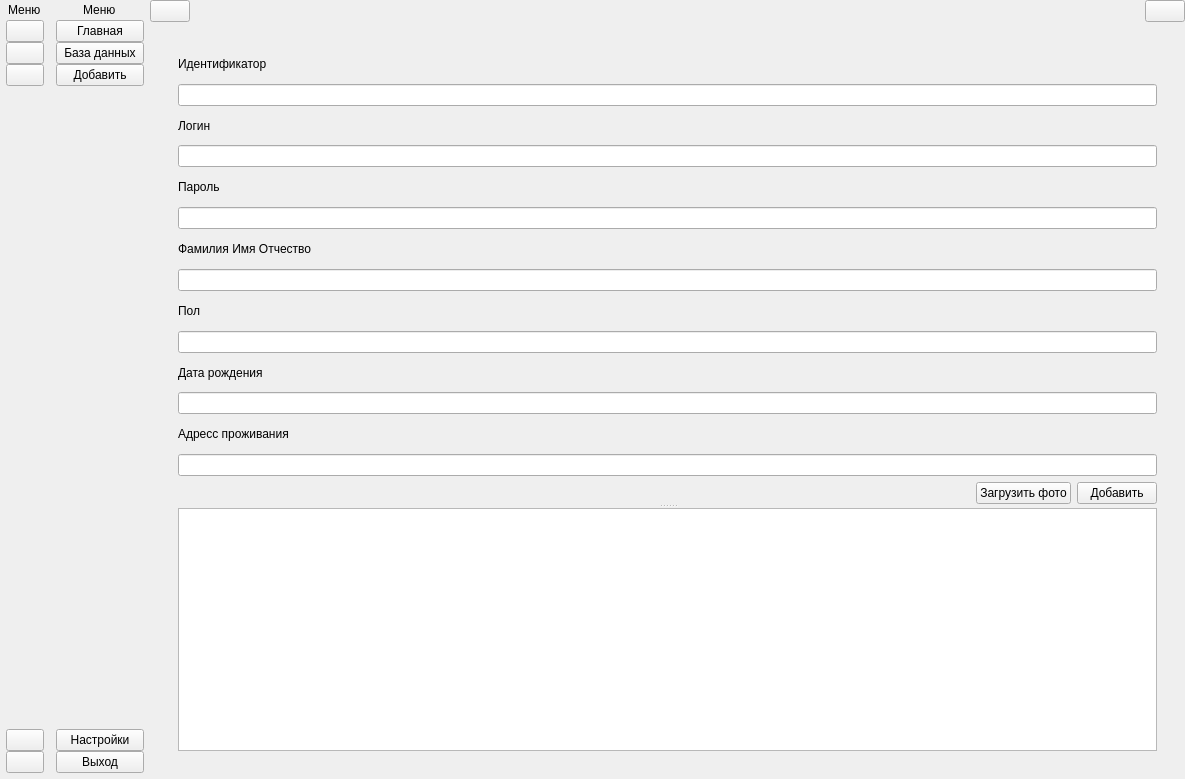
First picture: the form in assets/ui/app.ui, repository Bavalionprolate/face-look, before the edit.
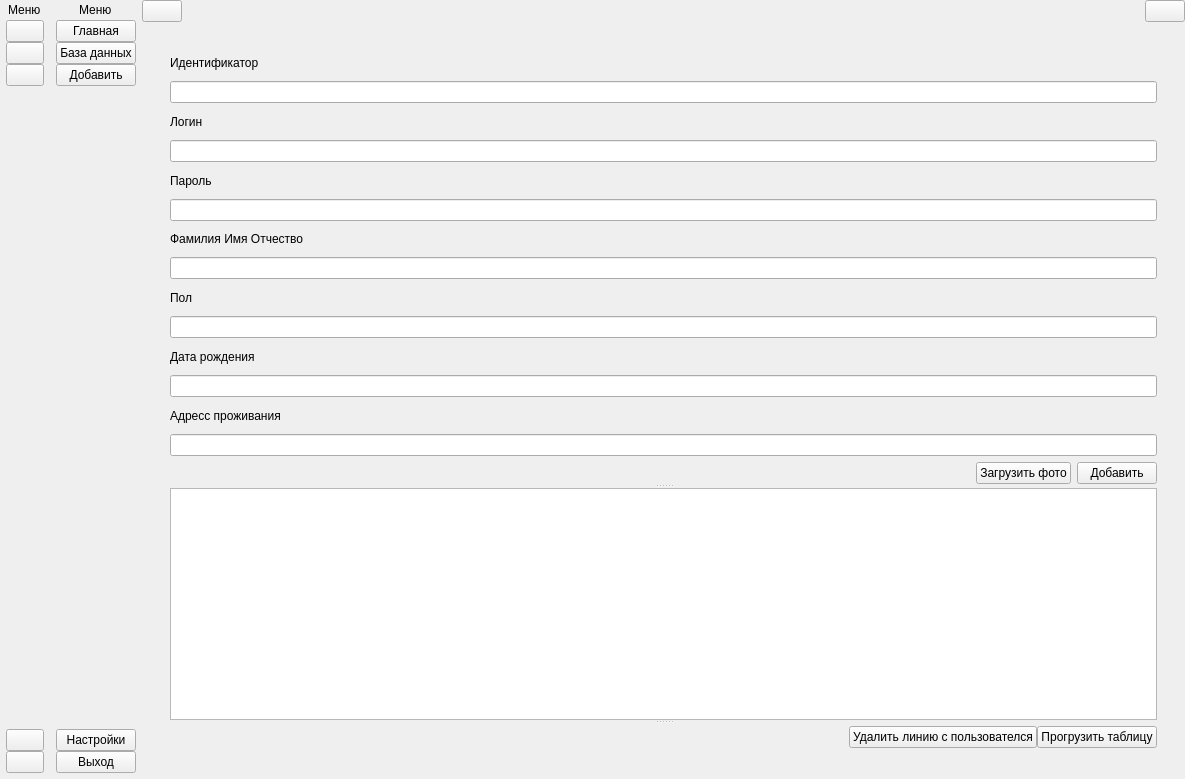
Second picture: the form after the edit. Icons and pictures are not drawn.

What changed in the file:
```diff
--- a/assets/ui/app.ui
+++ b/assets/ui/app.ui
@@ -907,7 +907,7 @@
                       <property name="opaqueResize">
                        <bool>true</bool>
                       </property>
-                      <widget class="QWidget" name="">
+                      <widget class="QWidget" name="layoutWidget">
                        <layout class="QVBoxLayout" name="verticalLayout_32">
                         <item>
                          <layout class="QVBoxLayout" name="verticalLayout_31">
@@ -1045,6 +1045,52 @@
                        </layout>
                       </widget>
                       <widget class="QTableWidget" name="tableWidget_2"/>
+                      <widget class="QWidget" name="widget_10" native="true">
+                       <layout class="QHBoxLayout" name="horizontalLayout_10">
+                        <property name="spacing">
+                         <number>0</number>
+                        </property>
+                        <property name="leftMargin">
+                         <number>0</number>
+                        </property>
+                        <property name="topMargin">
+                         <number>0</number>
+                        </property>
+                        <property name="rightMargin">
+                         <number>0</number>
+                        </property>
+                        <property name="bottomMargin">
+                         <number>0</number>
+                        </property>
+                        <item>
+                         <spacer name="horizontalSpacer_10">
+                          <property name="orientation">
+                           <enum>Qt::Horizontal</enum>
+                          </property>
+                          <property name="sizeHint" stdset="0">
+                           <size>
+                            <width>689</width>
+                            <height>20</height>
+                           </size>
+                          </property>
+                         </spacer>
+                        </item>
+                        <item>
+                         <widget class="QPushButton" name="pushButton_6">
+                          <property name="text">
+                           <string>Удалить линию с пользователся</string>
+                          </property>
+                         </widget>
+                        </item>
+                        <item>
+                         <widget class="QPushButton" name="pushButton">
+                          <property name="text">
+                           <string>Прогрузить таблицу</string>
+                          </property>
+                         </widget>
+                        </item>
+                       </layout>
+                      </widget>
                      </widget>
                     </item>
                    </layout>
```
Left out of the diff: 2 changed lines with no effect on the pictures.
